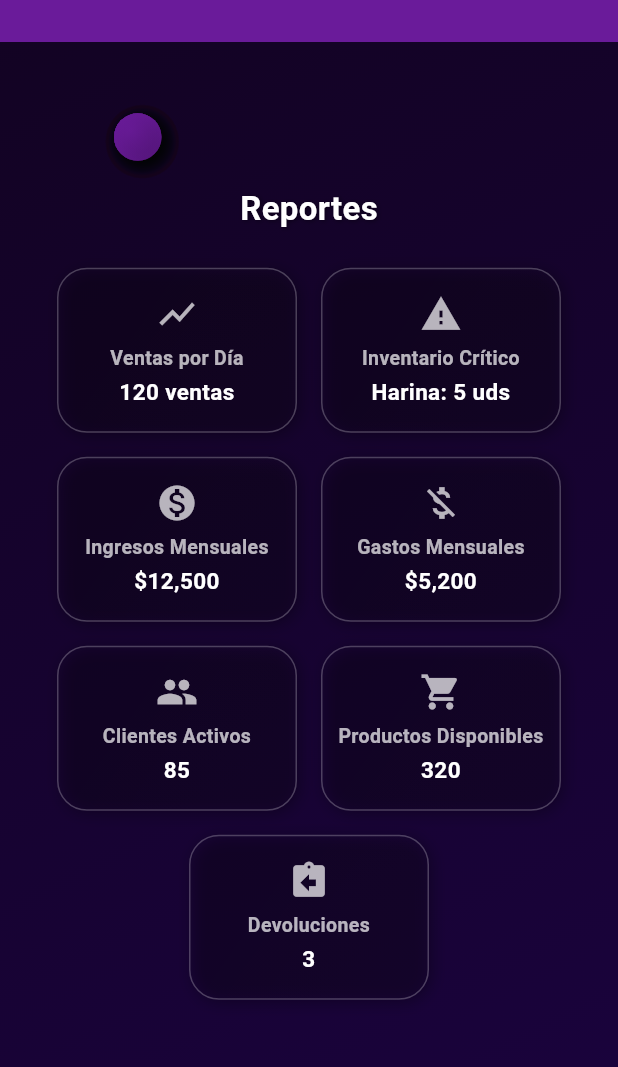
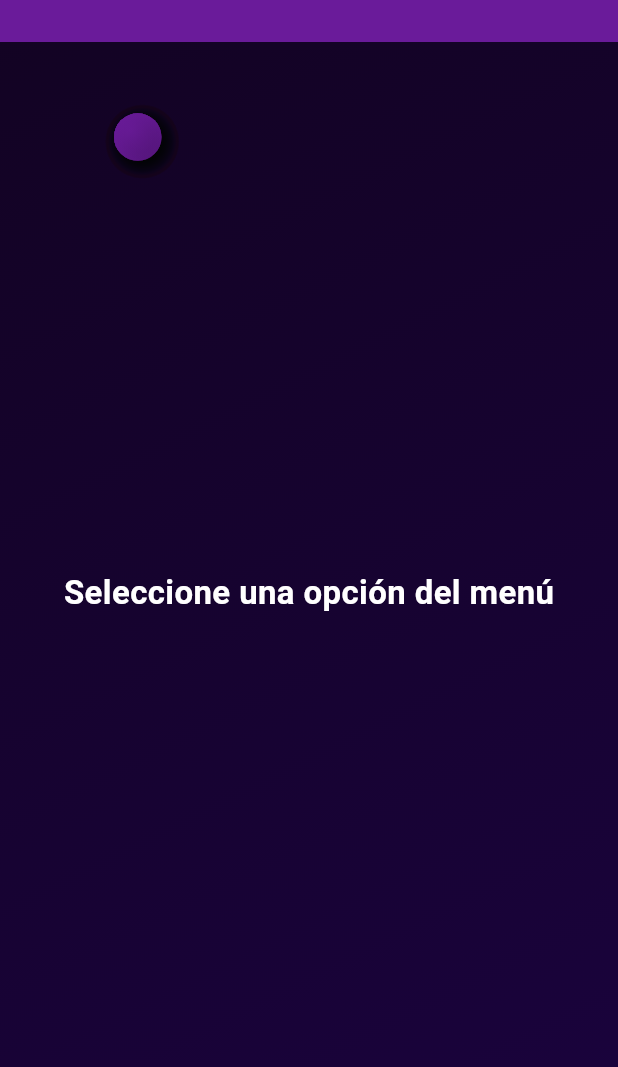
Before and after one commit to Gabriel200545/github-Proyecto-Distribuidora-Walter, a Flutter app: the HomeViewPremium screen opened by its route, on a phone screen of 412 x 824 dp, the part 93-1160 px from its top. Run offline on Flutter 3.47's test engine with Material 3 defaults, Android fonts, the phone set to English and light mode, and no system bars; our stand-ins replace fl_chart; accounts and stored records are empty.

Commit message:
11/11/2025

```diff
--- a/lib/views/home_view.dart
+++ b/lib/views/home_view.dart
@@ -11,7 +11,8 @@ import 'cliente_view.dart';
 import 'proveedor_view.dart';
 import 'usuario_view.dart';
 import 'rol_view.dart';
-import 'bodega_view.dart'; // <-- Importamos la vista de Bodega
+import 'bodega_view.dart';
+import 'reportes_view.dart'; // <-- Importamos Reportes
 
 class HomeViewPremium extends StatefulWidget {
   const HomeViewPremium({super.key});
@@ -22,7 +23,7 @@ class HomeViewPremium extends StatefulWidget {
 
 class _HomeViewPremiumState extends State<HomeViewPremium>
     with SingleTickerProviderStateMixin {
-  String _paginaActual = 'Reportes';
+  String _paginaActual = '';
   String _menuSeleccionado = '';
   late AnimationController _controller;
 
@@ -32,12 +33,8 @@ class _HomeViewPremiumState extends State<HomeViewPremium>
     'Ventas': ['Clientes', 'Registrar Venta', 'Consultar Venta'],
     'Inventario': ['Lote', 'Inventario'],
     'Devolucion': ['Devolucion Compra', 'Devolucion Venta'],
-    'Configuracion': [
-      'Usuarios',
-      'Asignar Roles',
-      'Rol',
-      'Bodega',
-    ], // <-- Ya está
+    'Configuracion': ['Usuarios', 'Asignar Roles', 'Rol', 'Bodega'],
+    'Reportes': ['Diagramas'], // <-- Módulo agregado
   };
 
   final Map<String, IconData> menuIcons = {
@@ -47,6 +44,7 @@ class _HomeViewPremiumState extends State<HomeViewPremium>
     'Inventario': Icons.inventory_2_outlined,
     'Devolucion': Icons.assignment_return_outlined,
     'Configuracion': Icons.settings_outlined,
+    'Reportes': Icons.pie_chart_outline, // <-- Icono para Reportes
   };
 
   final List<_Burbuja> _burbujas = List.generate(
@@ -165,72 +163,14 @@ class _HomeViewPremiumState extends State<HomeViewPremium>
               ),
               Expanded(
                 child: Center(
-                  child: SingleChildScrollView(
-                    padding: const EdgeInsets.symmetric(vertical: 16),
-                    child: Column(
-                      mainAxisSize: MainAxisSize.min,
-                      children: [
-                        const Padding(
-                          padding: EdgeInsets.only(bottom: 24),
                   child: Text(
-                            'Reportes',
-                            style: TextStyle(
+                    _paginaActual.isEmpty
+                        ? 'Seleccione una opción del menú'
+                        : _paginaActual,
+                    style: const TextStyle(
                       color: Colors.white,
                       fontSize: 22,
                       fontWeight: FontWeight.w600,
-                              shadows: [
-                                Shadow(
-                                  color: Colors.black45,
-                                  offset: Offset(1, 1),
-                                  blurRadius: 4,
-                                ),
-                              ],
-                            ),
-                          ),
-                        ),
-                        Wrap(
-                          spacing: 16,
-                          runSpacing: 16,
-                          alignment: WrapAlignment.center,
-                          children: [
-                            _tarjetaReporteMejorada(
-                              'Ventas por Día',
-                              '120 ventas',
-                              Icons.show_chart,
-                            ),
-                            _tarjetaReporteMejorada(
-                              'Inventario Crítico',
-                              'Harina: 5 uds',
-                              Icons.warning,
-                            ),
-                            _tarjetaReporteMejorada(
-                              'Ingresos Mensuales',
-                              '\$12,500',
-                              Icons.monetization_on,
-                            ),
-                            _tarjetaReporteMejorada(
-                              'Gastos Mensuales',
-                              '\$5,200',
-                              Icons.money_off,
-                            ),
-                            _tarjetaReporteMejorada(
-                              'Clientes Activos',
-                              '85',
-                              Icons.people,
-                            ),
-                            _tarjetaReporteMejorada(
-                              'Productos Disponibles',
-                              '320',
-                              Icons.shopping_cart,
-                            ),
-                            _tarjetaReporteMejorada(
-                              'Devoluciones',
-                              '3',
-                              Icons.assignment_return,
-                            ),
-                          ],
-                        ),
-                      ],
                     ),
                   ),
                 ),
@@ -362,12 +302,14 @@ class _HomeViewPremiumState extends State<HomeViewPremium>
                                 splashColor: Colors.white24,
                                 highlightColor: Colors.white10,
                                 onTap: () {
-                                  // Navegación
-                                  if (subitem == 'Categoría') {
+                                  switch (subitem) {
+                                    case 'Categoría':
                                       Navigator.pushNamed(context, 'categoria');
-                                  } else if (subitem == 'Marca') {
+                                      break;
+                                    case 'Marca':
                                       Navigator.pushNamed(context, 'marca');
-                                  } else if (subitem == 'Clientes') {
+                                      break;
+                                    case 'Clientes':
                                       Navigator.push(
                                         context,
                                         MaterialPageRoute(
@@ -375,7 +317,8 @@ class _HomeViewPremiumState extends State<HomeViewPremium>
                                               const ClienteView(),
                                         ),
                                       );
-                                  } else if (subitem == 'Proveedor') {
+                                      break;
+                                    case 'Proveedor':
                                       Navigator.push(
                                         context,
                                         MaterialPageRoute(
@@ -383,7 +326,8 @@ class _HomeViewPremiumState extends State<HomeViewPremium>
                                               const ProveedorView(),
                                         ),
                                       );
-                                  } else if (subitem == 'Usuarios') {
+                                      break;
+                                    case 'Usuarios':
                                       Navigator.push(
                                         context,
                                         MaterialPageRoute(
@@ -391,7 +335,8 @@ class _HomeViewPremiumState extends State<HomeViewPremium>
                                               const UsuarioView(),
                                         ),
                                       );
-                                  } else if (subitem == 'Asignar Roles') {
+                                      break;
+                                    case 'Asignar Roles':
                                       Navigator.push(
                                         context,
                                         MaterialPageRoute(
@@ -399,14 +344,16 @@ class _HomeViewPremiumState extends State<HomeViewPremium>
                                               const AsignarRolView(),
                                         ),
                                       );
-                                  } else if (subitem == 'Rol') {
+                                      break;
+                                    case 'Rol':
                                       Navigator.push(
                                         context,
                                         MaterialPageRoute(
                                           builder: (context) => const RolView(),
                                         ),
                                       );
-                                  } else if (subitem == 'Bodega') {
+                                      break;
+                                    case 'Bodega':
                                       Navigator.push(
                                         context,
                                         MaterialPageRoute(
@@ -414,8 +361,8 @@ class _HomeViewPremiumState extends State<HomeViewPremium>
                                               const BodegaView(),
                                         ),
                                       );
-                                  } else if (subitem == 'Producto') {
-                                    // 🛒 Nuevo submenú Producto
+                                      break;
+                                    case 'Producto':
                                       Navigator.push(
                                         context,
                                         MaterialPageRoute(
@@ -423,8 +370,8 @@ class _HomeViewPremiumState extends State<HomeViewPremium>
                                               const ProductoView(),
                                         ),
                                       );
-                                  } else if (subitem == 'Unidad de Medida') {
-                                    // ⚖ Nuevo submenú Unidad de Medida
+                                      break;
+                                    case 'Unidad de Medida':
                                       Navigator.push(
                                         context,
                                         MaterialPageRoute(
@@ -432,8 +379,8 @@ class _HomeViewPremiumState extends State<HomeViewPremium>
                                               const UnidadMedidaView(),
                                         ),
                                       );
-                                  } else if (subitem == 'Registrar Compra') {
-                                    // ✅ Nuevo caso añadido
+                                      break;
+                                    case 'Registrar Compra':
                                       Navigator.push(
                                         context,
                                         MaterialPageRoute(
@@ -441,8 +388,8 @@ class _HomeViewPremiumState extends State<HomeViewPremium>
                                               const CompraView(),
                                         ),
                                       );
-                                  } else if (subitem == 'Inventario') {
-                                    // ✅ Nuevo caso añadido
+                                      break;
+                                    case 'Inventario':
                                       Navigator.push(
                                         context,
                                         MaterialPageRoute(
@@ -450,15 +397,26 @@ class _HomeViewPremiumState extends State<HomeViewPremium>
                                               const InventarioLoteView(),
                                         ),
                                       );
-                                  } else if (subitem == 'Lote') {
-                                    // ✅ Nuevo caso añadido
+                                      break;
+                                    case 'Lote':
                                       Navigator.push(
                                         context,
                                         MaterialPageRoute(
-                                        builder: (context) => const LoteView(),
+                                          builder: (context) =>
+                                              const LoteView(),
                                         ),
                                       );
-                                  } else {
+                                      break;
+                                    case 'Diagramas': // <-- Reportes
+                                      Navigator.push(
+                                        context,
+                                        MaterialPageRoute(
+                                          builder: (context) =>
+                                              const ReportesView(),
+                                        ),
+                                      );
+                                      break;
+                                    default:
                                       setState(() {
                                         _paginaActual = subitem;
                                       });
@@ -529,62 +487,6 @@ class _HomeViewPremiumState extends State<HomeViewPremium>
       ),
     );
   }
-
-  Widget _tarjetaReporteMejorada(String titulo, String valor, IconData icono) {
-    return Container(
-      width: 160,
-      height: 110,
-      decoration: BoxDecoration(
-        color: Colors.white.withOpacity(0.08),
-        borderRadius: BorderRadius.circular(20),
-        boxShadow: [
-          BoxShadow(
-            color: Colors.black.withOpacity(0.3),
-            blurRadius: 8,
-            offset: const Offset(2, 2),
-          ),
-        ],
-        border: Border.all(color: Colors.white24, width: 1),
-        gradient: LinearGradient(
-          colors: [
-            Colors.white.withOpacity(0.05),
-            Colors.white.withOpacity(0.12),
-          ],
-          begin: Alignment.topLeft,
-          end: Alignment.bottomRight,
-        ),
-      ),
-      child: Padding(
-        padding: const EdgeInsets.all(8),
-        child: Column(
-          mainAxisAlignment: MainAxisAlignment.center,
-          children: [
-            Icon(icono, color: Colors.white70, size: 28),
-            const SizedBox(height: 6),
-            Text(
-              titulo,
-              textAlign: TextAlign.center,
-              style: const TextStyle(
-                color: Colors.white70,
-                fontSize: 13,
-                fontWeight: FontWeight.bold,
-              ),
-            ),
-            const SizedBox(height: 2),
-            Text(
-              valor,
-              textAlign: TextAlign.center,
-              style: const TextStyle(
-                color: Colors.white,
-                fontSize: 15,
-                fontWeight: FontWeight.w600,
-              ),
-            ),
-          ],
-        ),
-      ),
-    );
-  }
 }
 
 class _Burbuja {
```
Also changed, not shown: lib/main.dart (+4 -7 lines), lib/models/reportes_model.dart (added, +98 -0 lines), lib/services/reportes_service.dart (added, +60 -0 lines), lib/views/reportes_view.dart (added, +333 -0 lines). Lines whose indentation alone changed are shown as unchanged.
